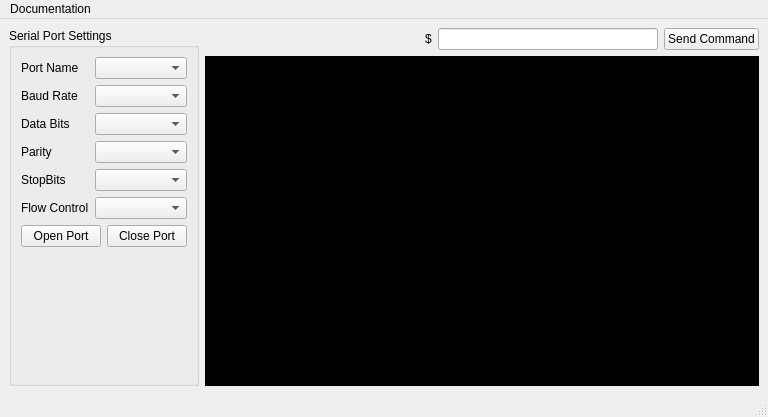
First picture: the form in mainwindow.ui, repository fatihsezgin/GpsParser, before the edit.
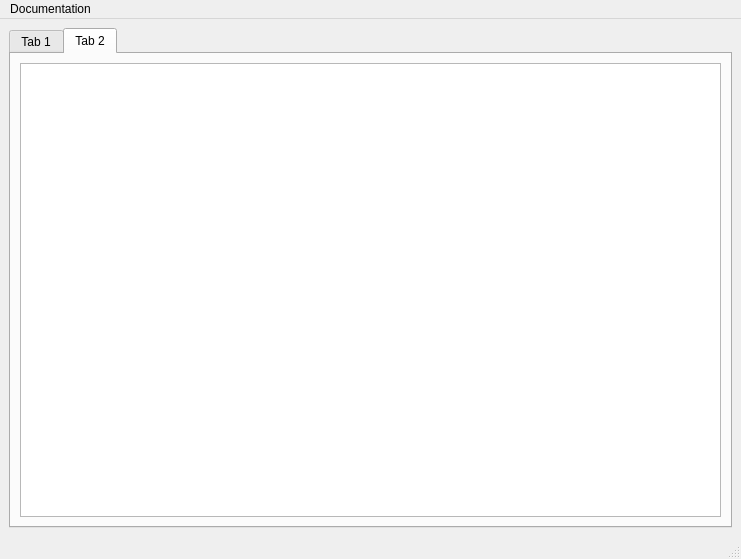
Second picture: the form after the edit. The open tabs and pages were chosen to show the change.

The edit to the form file:
```diff
--- a/mainwindow.ui
+++ b/mainwindow.ui
@@ -6,8 +6,8 @@
    <rect>
     <x>0</x>
     <y>0</y>
-    <width>768</width>
-    <height>417</height>
+    <width>741</width>
+    <height>559</height>
    </rect>
   </property>
   <property name="windowTitle">
@@ -16,6 +16,18 @@
   <widget class="QWidget" name="centralwidget">
    <layout class="QHBoxLayout" name="horizontalLayout_4">
     <item>
+     <widget class="QTabWidget" name="tabWidget">
+      <property name="currentIndex">
+       <number>0</number>
+      </property>
+      <widget class="QWidget" name="tab">
+       <attribute name="title">
+        <string>Tab 1</string>
+       </attribute>
+       <layout class="QHBoxLayout" name="horizontalLayout_6">
+        <item>
+         <layout class="QHBoxLayout" name="horizontalLayout_5">
+          <item>
      <widget class="QGroupBox" name="groupBox">
       <property name="title">
        <string>Serial Port Settings</string>
@@ -187,13 +199,43 @@
      </layout>
     </item>
    </layout>
+        </item>
+       </layout>
+      </widget>
+      <widget class="QWidget" name="tab_2">
+       <attribute name="title">
+        <string>Tab 2</string>
+       </attribute>
+       <layout class="QHBoxLayout" name="horizontalLayout_9">
+        <item>
+         <layout class="QHBoxLayout" name="horizontalLayout_7">
+          <item>
+           <widget class="QTableView" name="tableView">
+            <property name="selectionMode">
+             <enum>QAbstractItemView::SingleSelection</enum>
+            </property>
+            <property name="selectionBehavior">
+             <enum>QAbstractItemView::SelectRows</enum>
+            </property>
+           </widget>
+          </item>
+          <item>
+           <layout class="QVBoxLayout" name="detailVertical"/>
+          </item>
+         </layout>
+        </item>
+       </layout>
+      </widget>
+     </widget>
+    </item>
+   </layout>
   </widget>
   <widget class="QMenuBar" name="menubar">
    <property name="geometry">
     <rect>
      <x>0</x>
      <y>0</y>
-     <width>768</width>
+     <width>741</width>
      <height>22</height>
     </rect>
    </property>
```
Left out of the diff: 13 changed lines with no effect on the pictures. Lines whose indentation alone changed are shown as unchanged.
